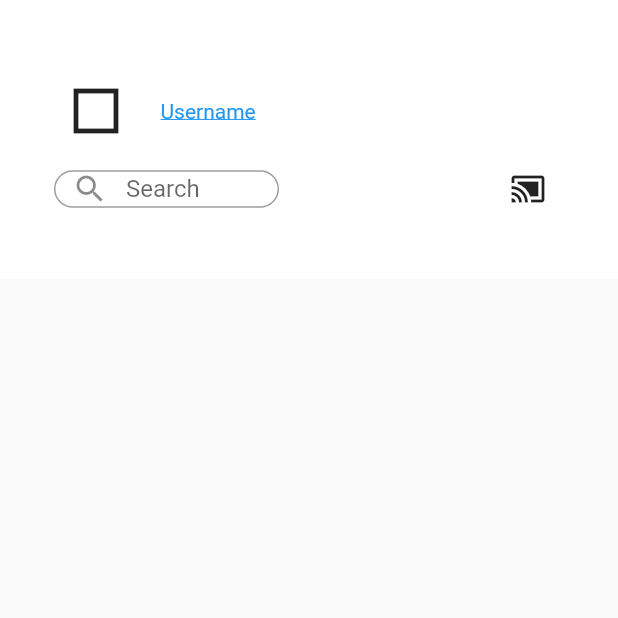
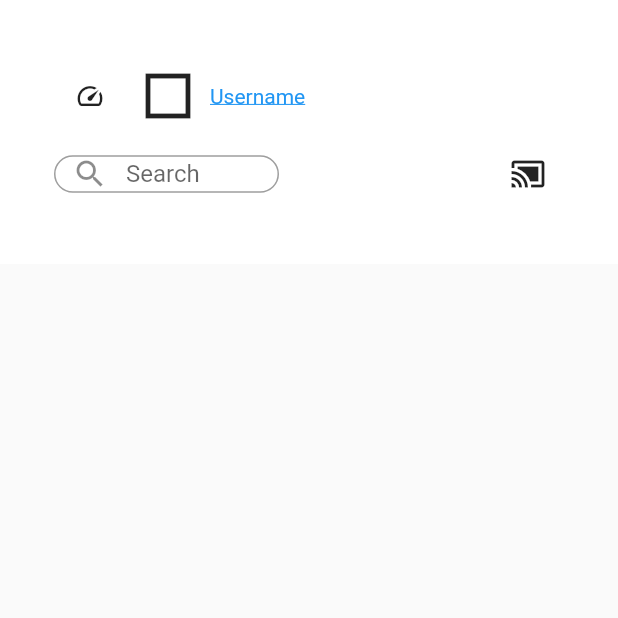
Before and after one commit to owenhu99/jam-app, a Flutter app: the MySearchPage screen opened directly, on a phone screen of 412 x 824 dp, the top half of it. Run offline on Flutter 3.47's test engine with Material 2 defaults, Android fonts, the phone set to English and light mode, and no system bars.

Commit message:
issue 0003: added a back button to go between the two pages

```diff
--- a/lib/search-page.dart
+++ b/lib/search-page.dart
@@ -1,5 +1,6 @@
 import 'package:flutter/material.dart';
 import 'package:flutter/services.dart';
+import 'package:jam_app/main.dart';
 
 void main() => runApp(SearchPage());
 
@@ -34,6 +35,16 @@ class _MySearchPageState extends State<MySearchPage> {
 
   @override
   Widget build(BuildContext context) {
+
+    final backIcon = IconButton(
+      icon: Icon(IconData(58848, fontFamily: 'MaterialIcons', matchTextDirection: true)), // Pre-defined icon
+      onPressed: () {
+        Navigator.push(
+          context,
+          MaterialPageRoute(builder: (context) => MyApp()),
+        );},
+      iconSize: 20,
+    );
 
     final avatarIcon = IconButton(
       icon: Icon(IconData(59475, fontFamily: 'MaterialIcons')), // Pre-defined icon
@@ -76,12 +87,11 @@ class _MySearchPageState extends State<MySearchPage> {
               crossAxisAlignment: CrossAxisAlignment.center,
               mainAxisAlignment: MainAxisAlignment.center,
               children: <Widget>[
-                SizedBox(height: 10.0),
                 Row(
                   mainAxisAlignment: MainAxisAlignment.start,
                   children: <Widget>[
+                    backIcon,
                     avatarIcon,
-                    SizedBox(width: 15.0),
                     avatarHyperlink
                 ]),
                 Row(
```
